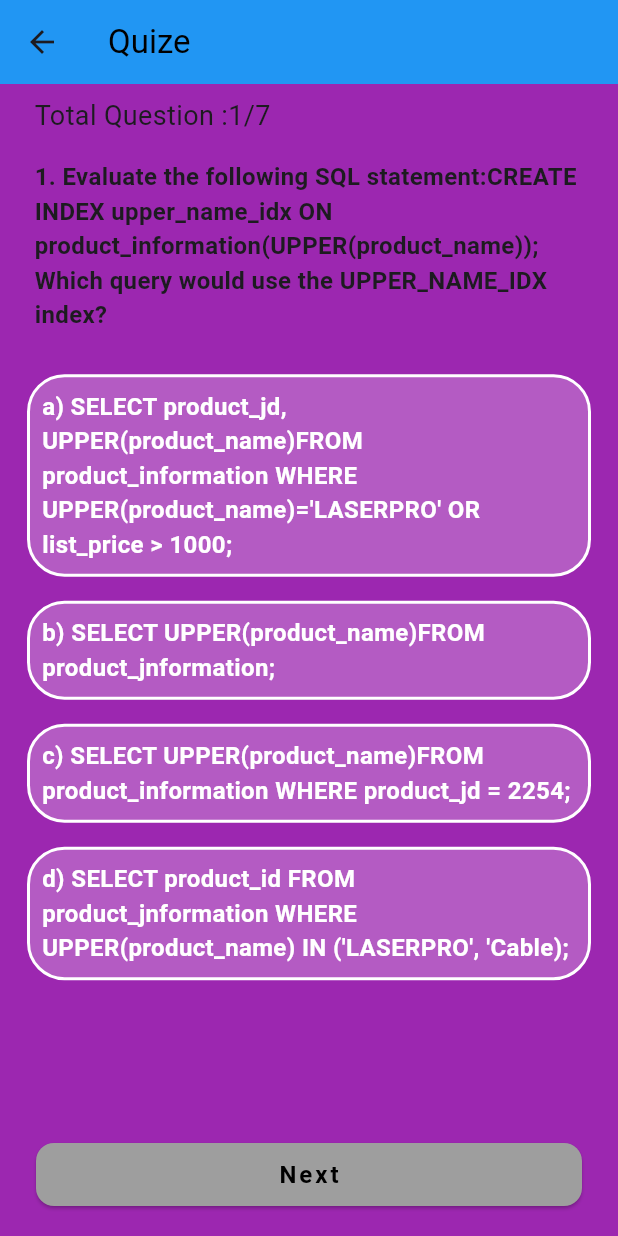
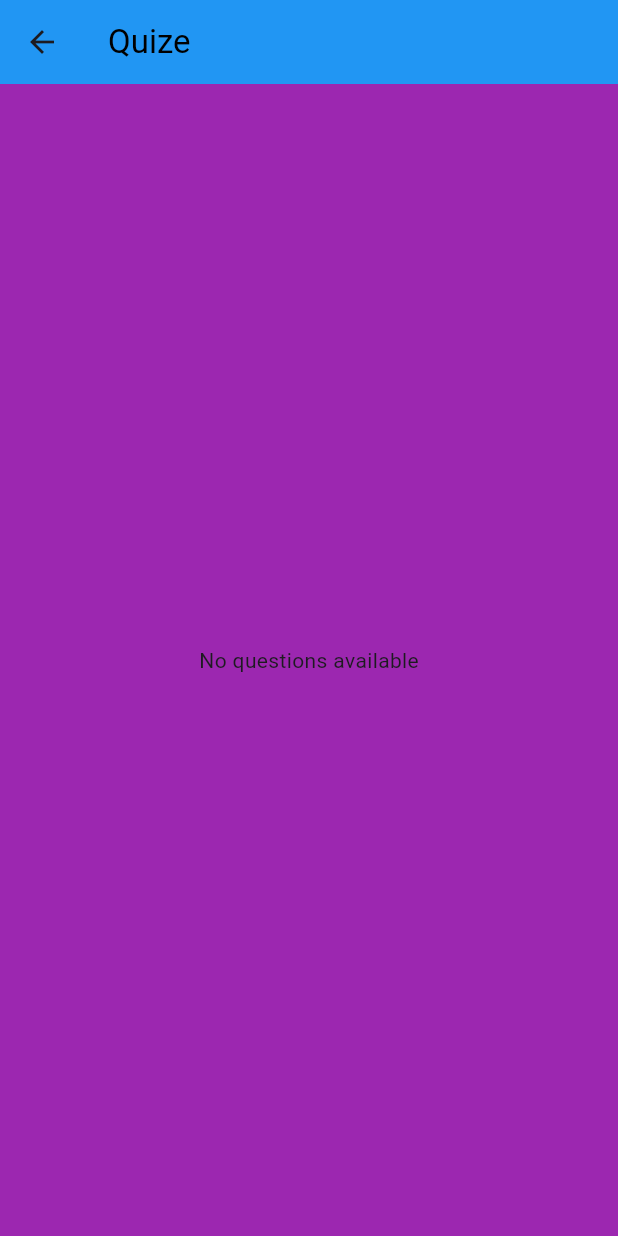
Before and after one commit to Vivekkumar523/MCQProject, a Flutter app: the screen it shows after launch, after a tap on "Basic SQL Quiz", on a phone screen of 412 x 824 dp. Run offline on Flutter 3.47's test engine with Material 3 defaults, Android fonts, the phone set to English and light mode, and no system bars; our stand-ins replace get, sqflite; accounts and stored records are empty.

Commit message:
add sqflite dependancy

```diff
--- /dev/null
+++ b/lib/models/quiz_question_model.dart
@@ -0,0 +1,29 @@
+class QuizQuestionModel {
+  String questions;
+  List<String> options;
+  int correctAnswerIndex;
+
+  QuizQuestionModel({
+    required this.questions,
+    required this.options,
+    required this.correctAnswerIndex,
+  });
+
+  // Convert a QuestionModel object to a Map object for SQLite
+  Map<String, dynamic> toMap() {
+    return {
+      'questions': questions,
+      'options': options.join(','),
+      'correctAnswerIndex': correctAnswerIndex,
+    };
+  }
+
+  // Convert a Map object to a QuestionModel
+  factory QuizQuestionModel.fromMap(Map<String, dynamic> map) {
+    return QuizQuestionModel(
+      questions: map['questions'],
+      options: List<String>.from(map['options'].split(',')),
+      correctAnswerIndex: map['correctAnswerIndex'],
+    );
+  }
+}
--- a/lib/screen/quize_screen.dart
+++ b/lib/screen/quize_screen.dart
@@ -8,6 +8,8 @@ import 'package:mcqproject/widget/answer_cart.dart';
 import 'package:mcqproject/widget/next_button.dart';
 
 import '../models/questions_model.dart';
+import '../models/quiz_question_model.dart';
+import '../sqflite/database_manager.dart';
 
 class QuizeScreen extends StatefulWidget {
   String? title;
@@ -23,6 +25,7 @@ class _QuizeScreenState extends State<QuizeScreen> {
   int score = 0;
   bool isLastQuestion = false;
   bool isLevelCompleted = false;
+  late Future<List<QuizQuestionModel>> questionsFuture;
 
 
   pickAnswer(int value) {
@@ -47,6 +50,11 @@ class _QuizeScreenState extends State<QuizeScreen> {
   }
 
   @override
+  void initState() {
+    super.initState();
+    questionsFuture = DatabaseHelper.instance.getQuestions(); // Get questions from DB
+  }
+  @override
   Widget build(BuildContext context) {
     final question = questionsList[questionIndex];
     return Scaffold(
@@ -58,7 +66,19 @@ class _QuizeScreenState extends State<QuizeScreen> {
           style: TextStyle(color: Colors.black),
         ),
       ),
-      body: Padding(
+      body: FutureBuilder<List<QuizQuestionModel>>(future: questionsFuture, builder: (context,snapshot){
+        if (snapshot.connectionState == ConnectionState.waiting) {
+          return Center(child: CircularProgressIndicator());
+        } else if (snapshot.hasError) {
+          return Center(child: Text('Error: ${snapshot.error}'));
+        } else if (!snapshot.hasData || snapshot.data!.isEmpty) {
+          return Center(child: Text('No questions available'));
+        }
+
+        final questionsList = snapshot.data!;
+        final question = questionsList[questionIndex];
+
+        return Padding(
           padding: const EdgeInsets.symmetric(vertical: 8.0, horizontal: 8.0),
           child: Column(
             crossAxisAlignment: CrossAxisAlignment.start,
@@ -135,7 +155,8 @@ class _QuizeScreenState extends State<QuizeScreen> {
                     })
             ],
           ),
-      ),
+        );
+      })
     );
   }
 }
--- /dev/null
+++ b/lib/sqflite/database_manager.dart
@@ -0,0 +1,52 @@
+import 'dart:io';
+
+import 'package:path/path.dart';
+import 'package:path_provider/path_provider.dart';
+import 'package:sqflite/sqflite.dart';
+
+import '../models/questions_model.dart';
+import '../models/quiz_question_model.dart';
+
+class DatabaseHelper {
+  static final DatabaseHelper instance = DatabaseHelper._init();
+  static Database? _database;
+
+  DatabaseHelper._init();
+
+  Future<Database> get database async {
+    if (_database != null) return _database!;
+    _database = await _initDB('quiz.db');
+    return _database!;
+  }
+
+  // Open the database and create the table if it doesn't exist
+  Future<Database> _initDB(String filePath) async {
+    final dbPath = await getDatabasesPath();
+    final path = join(dbPath, filePath);
+
+    return await openDatabase(path, version: 1, onCreate: _onCreate);
+  }
+
+  // Create the questions table
+  Future _onCreate(Database db, int version) async {
+    await db.execute('''
+      CREATE TABLE questions (
+        id INTEGER PRIMARY KEY AUTOINCREMENT,
+        questions TEXT,
+        options TEXT,
+        correctAnswerIndex INTEGER
+      )
+    ''');
+  }
+  Future<int> insertQuestion(QuizQuestionModel question) async {
+    final db = await instance.database;
+    return await db.insert('questions', question.toMap());
+  }
+
+  // Retrieve all questions from the database
+  Future<List<QuizQuestionModel>> getQuestions() async {
+    final db = await instance.database;
+    final result = await db.query('questions');
+    return result.map((map) => QuizQuestionModel.fromMap(map)).toList();
+  }
+}
--- a/pubspec.yaml
+++ b/pubspec.yaml
@@ -30,7 +30,10 @@ environment:
 dependencies:
   flutter:
     sdk: flutter
-  get: ^4.6.6
+  get: ^4.7.2
+  sqflite: ^2.4.1
+  path: ^1.8.0
+  path_provider: ^2.1.0
 
   # The following adds the Cupertino Icons font to your application.
   # Use with the CupertinoIcons class for iOS style icons.
```
Also changed, not shown: pubspec.lock, 3 other files. Lines whose indentation alone changed are shown as unchanged.
